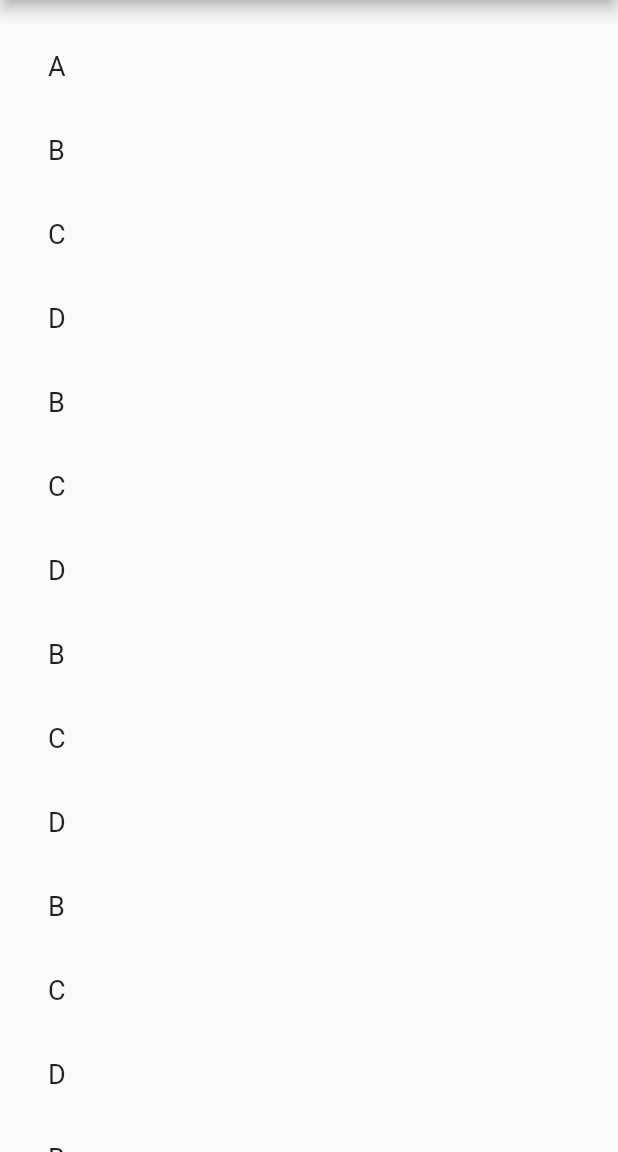
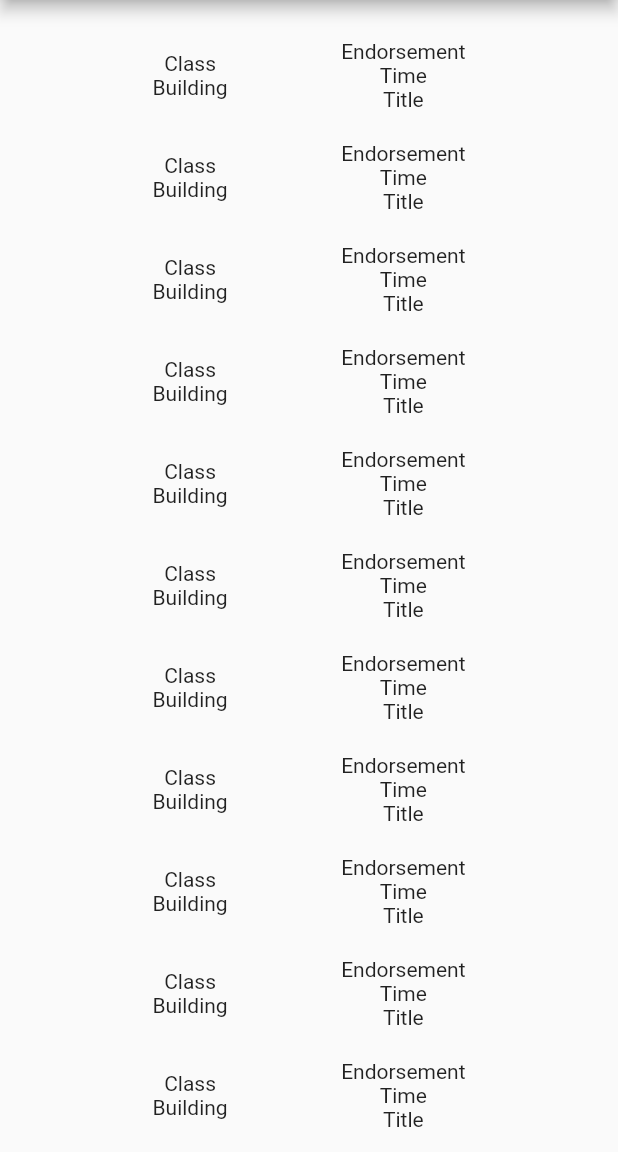
Before and after one commit to timothy-e/studyup, a Flutter app: the screen it shows after launch, on a phone screen of 412 x 824 dp, the part 84-1236 px from its top. Run offline on Flutter 3.47's test engine with Material 2 defaults, Android fonts, the phone set to English and light mode, and no system bars.

Commit message:
Starting to work with containers

```diff
--- a/lib/main.dart
+++ b/lib/main.dart
@@ -1,4 +1,3 @@
-
 /* File which implements the widgets and functionality for the main page of
 study sessions. May actually change this and make this file super simple and
 put the other info in another file
@@ -9,6 +8,14 @@ import 'profile.dart';
 
 void main() => runApp(MyApp());
 
+class Session {
+  String theClass;
+  String sessionTitle;
+  String theBuilding;
+  int groupEndorsement;
+  int startTime, endTime;
+}
+
 class MyApp extends StatelessWidget {
   @override
   Widget build(BuildContext context) {
@@ -17,9 +24,24 @@ class MyApp extends StatelessWidget {
 }
 
 class StudySessionsState extends State<StudySessions> {
-
-  final List<String> studyGroups = <String>['A', 'B', 'C', 'D', 'B', 'C', 'D'
-  , 'B', 'C', 'D', 'B', 'C', 'D', 'B', 'C', 'D'];
+  final List<String> studyGroups = <String>[
+    'A',
+    'B',
+    'C',
+    'D',
+    'B',
+    'C',
+    'D',
+    'B',
+    'C',
+    'D',
+    'B',
+    'C',
+    'D',
+    'B',
+    'C',
+    'D'
+  ];
   final TextStyle _biggerFont = const TextStyle(fontSize: 18.0);
 
   Widget build(BuildContext context) {
@@ -61,6 +83,7 @@ class StudySessionsState extends State<StudySessions> {
         });
   }
 
+  /*
   Widget _buildRow(String studyGroup) {
     return new ListTile(
       title: new Text(
@@ -69,6 +92,29 @@ class StudySessionsState extends State<StudySessions> {
       ),
     );
   }
+  */
+
+  Widget _buildRow(String studyGroup) {
+    return new Container(
+        padding: EdgeInsets.all(10),
+        child: Row(
+          mainAxisAlignment: MainAxisAlignment.spaceEvenly,
+          children: [
+            Column(
+              children: [
+                Text('Class'),
+                Text('Building'),
+              ],
+            ),
+            Column(
+              children: [
+                Text('Endorsement'),
+                Text('Time'),
+                Text('Title')],
+            )
+          ],
+        ));
+  }
 }
 
 class StudySessions extends StatefulWidget {
```
